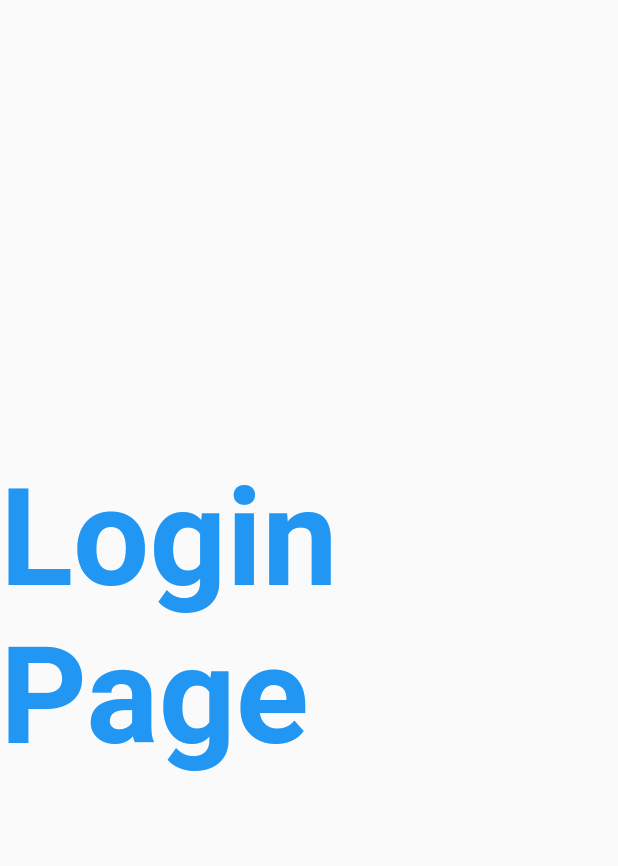
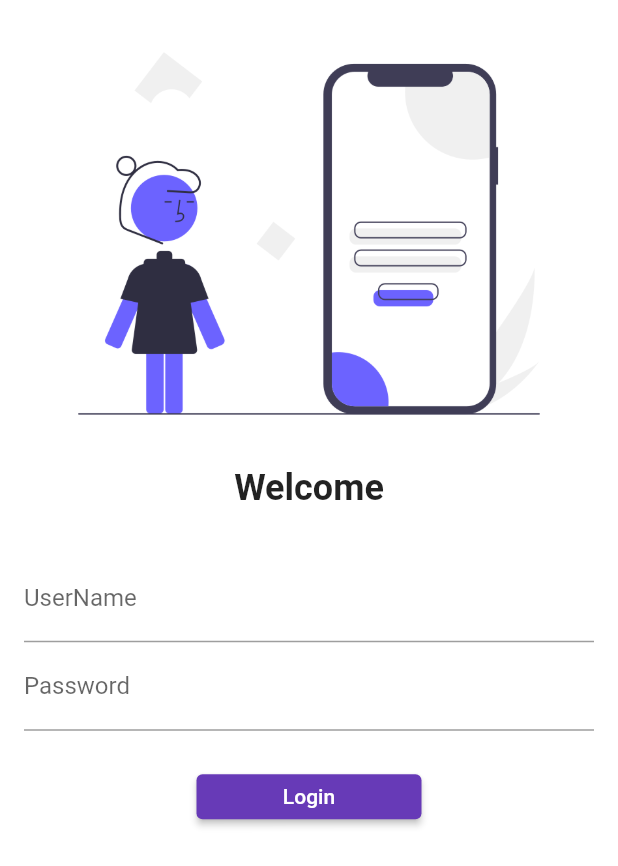
Before and after one commit to kaifhasan222/30daysforFlutter, a Flutter app: the screen it shows after launch, on a phone screen of 412 x 824 dp. Shown: the top 866 px of the screen. Run offline on Flutter 3.47's test engine with Material 2 defaults, Android fonts, the phone set to English and light mode, and no system bars.

Commit message:
day5 completed

```diff
--- a/lib/main.dart
+++ b/lib/main.dart
@@ -1,6 +1,7 @@
 import 'package:flutter/material.dart';
 import 'package:new_app/pages/Home_page.dart';
 import 'package:new_app/pages/loginPage.dart';
+import 'package:new_app/utilis/routes.dart';
 
 void main() {
   runApp(MyApp());
@@ -19,8 +20,8 @@ class MyApp extends StatelessWidget {
       // initialRoute: "/home",
       routes: {
         "/": (context) => LoginPage(),
-        "/home": (context) => HomePage(),
-        "/login": (context) => LoginPage()
+        MyRoutes.homeRoute: (context) => HomePage(),
+        MyRoutes.loginRoute: (context) => LoginPage()
       },
     );
   }
--- a/lib/pages/loginPage.dart
+++ b/lib/pages/loginPage.dart
@@ -1,19 +1,61 @@
 import 'package:flutter/material.dart';
+import 'package:new_app/utilis/routes.dart';
 
 class LoginPage extends StatelessWidget {
   @override
   Widget build(BuildContext context) {
     return Material(
-        child: Center(
-      child: Text(
-        "Login Page",
-        style: TextStyle(
-          fontSize: 30,
-          color: Colors.blue,
-          fontWeight: FontWeight.bold,
-        ),
-        textScaleFactor: 3.0,
-      ),
-    ));
+      color: Colors.white,
+      child: SingleChildScrollView(
+          child: Column(
+        children: [
+          Image.asset(
+            "assets/images/login_image.png",
+            fit: BoxFit.fill,
+          ),
+          Text(
+            "Welcome",
+            style: TextStyle(
+              fontSize: 24,
+              fontWeight: FontWeight.bold,
+            ),
+          ),
+          SizedBox(
+            height: 10.0,
+          ),
+          Padding(
+            padding:
+                const EdgeInsets.symmetric(horizontal: 16.0, vertical: 20.0),
+            child: Column(
+              children: [
+                TextFormField(
+                  decoration: InputDecoration(
+                    hintText: "Enter UserName",
+                    labelText: "UserName",
+                  ),
+                ),
+                TextFormField(
+                  obscureText: true,
+                  decoration: InputDecoration(
+                    hintText: "Enter Password",
+                    labelText: "Password",
+                  ),
+                ),
+                SizedBox(
+                  height: 20.0,
+                ),
+                ElevatedButton(
+                  child: Text("Login"),
+                  style: TextButton.styleFrom(minimumSize: Size(150, 30)),
+                  onPressed: () {
+                    Navigator.pushNamed(context, MyRoutes.homeRoute);
+                  },
+                )
+              ],
+            ),
+          )
+        ],
+      )),
+    );
   }
 }
--- /dev/null
+++ b/lib/utilis/routes.dart
@@ -0,0 +1,4 @@
+class MyRoutes {
+  static String loginRoute = "/login";
+  static String homeRoute = "/home";
+}
--- a/pubspec.yaml
+++ b/pubspec.yaml
@@ -60,8 +60,8 @@ flutter:
   uses-material-design: true
 
   # To add assets to your application, add an assets section, like this:
-  # assets:
-  #   - images/a_dot_burr.jpeg
+  assets:
+    - assets/images/
   #   - images/a_dot_ham.jpeg
 
   # An image asset can refer to one or more resolution-specific "variants", see
```
Also changed, not shown: assets/images/login_image.png (added).
